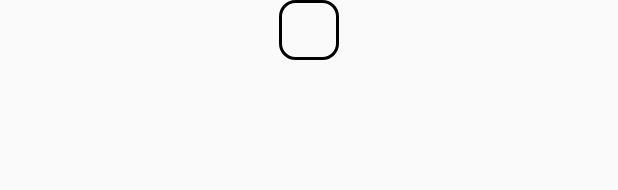
After one commit to loveyyy/Test, an Android app: the layout chart_marker_view.xml on its own in the app's theme, with its tools: preview values and no code run, on a phone screen of 412 x 824 dp. The commit adds this screen. Shown: the top 190 px of the screen. Run offline under Robolectric (Android 15) with nearby library versions, the phone set to English and light mode, and no system bars.

Commit message:
2018 7   16

```diff
--- a/app/build.gradle
+++ b/app/build.gradle
@@ -28,6 +28,7 @@ dependencies {
     implementation 'com.android.support:appcompat-v7:28.0.0-alpha3'
     implementation 'com.android.support.constraint:constraint-layout:1.1.2'
     implementation 'com.github.lecho:hellocharts-android:v1.5.8'
+    implementation 'com.github.PhilJay:MPAndroidChart:v3.0.3'
     implementation 'com.google.zxing:core:3.3.3'
     testImplementation 'junit:junit:4.12'
     androidTestImplementation 'com.android.support.test:runner:1.0.2'
--- a/app/src/main/AndroidManifest.xml
+++ b/app/src/main/AndroidManifest.xml
@@ -25,6 +25,7 @@
         <activity android:name=".TestChart"/>
         <activity android:name=".First"/>
         <activity android:name=".ReadCodeActivity"/>
+        <activity android:name=".MpLineChats"/>
     </application>
 
 </manifest>
--- /dev/null
+++ b/app/src/main/res/drawable/button.xml
@@ -0,0 +1,8 @@
+<?xml version="1.0" encoding="utf-8"?>
+<shape xmlns:android="http://schemas.android.com/apk/res/android">
+    <stroke
+        android:width="2dp"
+        android:color="@color/contents_text"/>
+<corners
+    android:radius="10dp"/>
+</shape>
--- /dev/null
+++ b/app/src/main/res/layout/chart_marker_view.xml
@@ -0,0 +1,22 @@
+<?xml version="1.0" encoding="utf-8"?>
+<RelativeLayout xmlns:android="http://schemas.android.com/apk/res/android"
+    android:layout_width="match_parent"
+    android:layout_height="match_parent">
+
+    <TextView
+        android:id="@+id/txt_tips"
+        android:layout_width="40dp"
+        android:layout_height="40dp"
+        android:layout_marginBottom="10dp"
+        android:background="@drawable/button"
+        android:layout_alignParentTop="true"
+        android:layout_centerHorizontal="true"
+        android:layout_gravity="center"
+        android:gravity="center"
+        android:focusable="true"
+        android:focusableInTouchMode="true"
+        android:textColor="@android:color/black"
+        android:textSize="10pt" />
+
+
+</RelativeLayout>
--- a/app/src/main/res/values/colors.xml
+++ b/app/src/main/res/values/colors.xml
@@ -33,4 +33,9 @@
 
 
     <color name="viewfinder_mask">#60000000</color>
+
+    <color name="txt_black_light">#333333</color>
+    <color name="bg_white">#FFFFFF</color>
+    <color name="bg_blue">#58ACED</color>
+    <color name="text_yellow">#FFC800</color>
 </resources>
```
Also changed, not shown: app/src/main/java/Utils/ChatUtils.java (deleted, +0 -86 lines), app/src/main/java/com/example/administrator/test/MpLineChats.java (added, +190 -0 lines), app/src/main/java/com/example/administrator/test/TestALL.java (+6 -1 lines), app/src/main/java/com/example/administrator/test/TestChart.java (deleted, +0 -119 lines), app/src/main/res/layout/mpandroidcharts.xml (added, +13 -0 lines), app/src/main/res/layout/testchart.xml (deleted, +0 -36 lines), app/src/main/res/layout/testmain.xml (+9 -0 lines).
